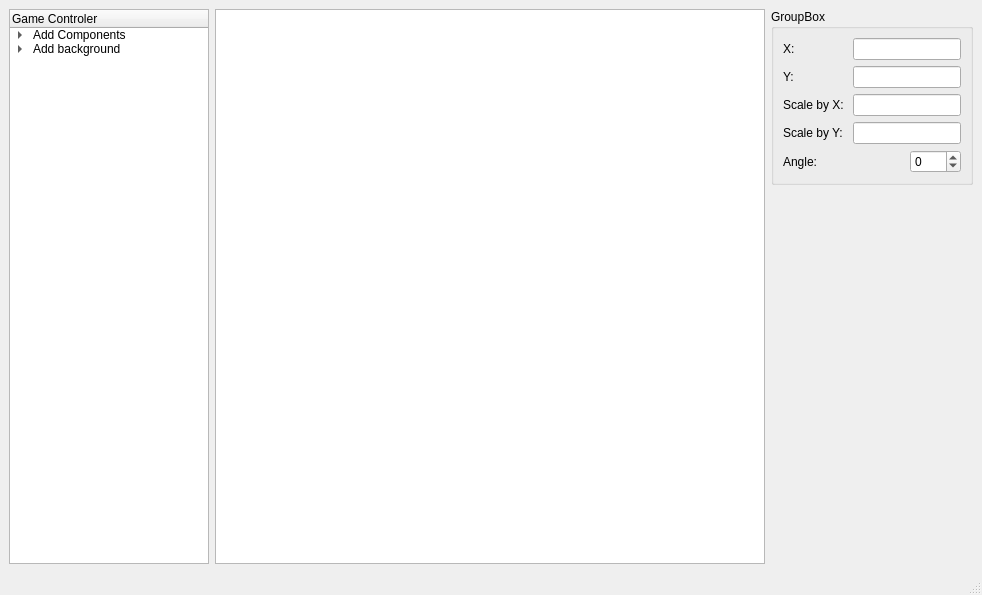
This is Engine/mainwindow.ui in StefanGolubovic/Qt-GameEngine as Qt 5 draws it before an edit. The edited form follows.
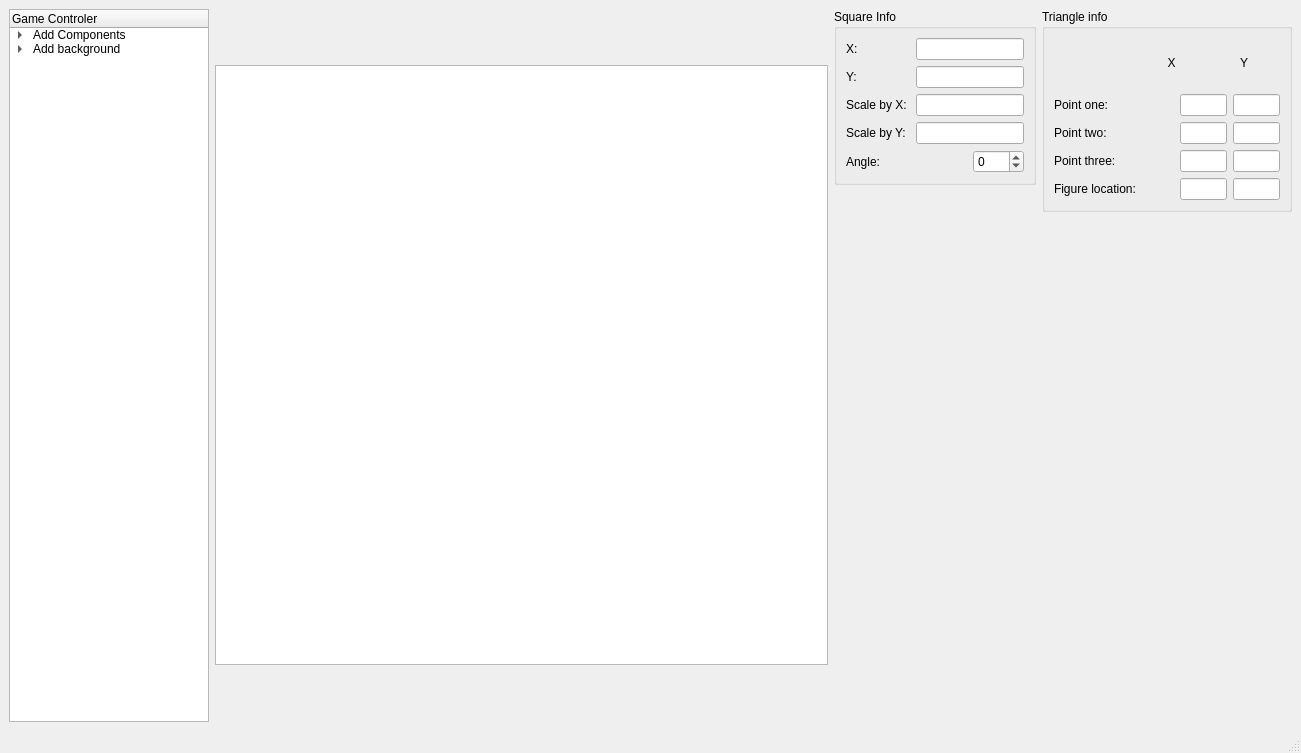
This is the edited form.

Commit message: Implemented Triangle class and geometric transformations over it

```diff
--- a/Engine/mainwindow.ui
+++ b/Engine/mainwindow.ui
@@ -6,15 +6,15 @@
    <rect>
     <x>0</x>
     <y>0</y>
-    <width>982</width>
-    <height>595</height>
+    <width>1301</width>
+    <height>753</height>
    </rect>
   </property>
   <property name="windowTitle">
    <string>MainWindow</string>
   </property>
   <widget class="QWidget" name="centralwidget">
-   <layout class="QHBoxLayout" name="horizontalLayout_6">
+   <layout class="QHBoxLayout" name="horizontalLayout_11">
     <item>
      <widget class="QTreeWidget" name="treeWidget">
       <property name="sizePolicy">
@@ -82,11 +82,11 @@
      </widget>
     </item>
     <item>
-     <layout class="QVBoxLayout" name="verticalLayout">
+     <layout class="QVBoxLayout" name="verticalLayout_3">
       <item>
-       <widget class="QGroupBox" name="groupBox">
+       <widget class="QGroupBox" name="groupBoxSquare">
         <property name="sizePolicy">
-         <sizepolicy hsizetype="Fixed" vsizetype="Preferred">
+         <sizepolicy hsizetype="Fixed" vsizetype="Fixed">
           <horstretch>0</horstretch>
           <verstretch>0</verstretch>
          </sizepolicy>
@@ -94,11 +94,11 @@
         <property name="maximumSize">
          <size>
           <width>250</width>
-          <height>16777215</height>
+          <height>210</height>
          </size>
         </property>
         <property name="title">
-         <string>GroupBox</string>
+         <string>Square Info</string>
         </property>
         <layout class="QVBoxLayout" name="verticalLayout_2">
          <item>
@@ -253,7 +253,204 @@
         <property name="sizeHint" stdset="0">
          <size>
           <width>20</width>
-          <height>40</height>
+          <height>378</height>
+         </size>
+        </property>
+       </spacer>
+      </item>
+     </layout>
+    </item>
+    <item>
+     <layout class="QVBoxLayout" name="verticalLayout_4">
+      <item>
+       <widget class="QGroupBox" name="groupBoxTriangle">
+        <property name="sizePolicy">
+         <sizepolicy hsizetype="Fixed" vsizetype="Fixed">
+          <horstretch>0</horstretch>
+          <verstretch>0</verstretch>
+         </sizepolicy>
+        </property>
+        <property name="maximumSize">
+         <size>
+          <width>250</width>
+          <height>250</height>
+         </size>
+        </property>
+        <property name="title">
+         <string>Triangle info</string>
+        </property>
+        <layout class="QVBoxLayout" name="verticalLayout">
+         <item>
+          <layout class="QHBoxLayout" name="horizontalLayout_9">
+           <property name="spacing">
+            <number>0</number>
+           </property>
+           <item>
+            <spacer name="horizontalSpacer">
+             <property name="orientation">
+              <enum>Qt::Horizontal</enum>
+             </property>
+             <property name="sizeType">
+              <enum>QSizePolicy::Fixed</enum>
+             </property>
+             <property name="sizeHint" stdset="0">
+              <size>
+               <width>81</width>
+               <height>17</height>
+              </size>
+             </property>
+            </spacer>
+           </item>
+           <item>
+            <widget class="QLabel" name="label_9">
+             <property name="minimumSize">
+              <size>
+               <width>70</width>
+               <height>50</height>
+              </size>
+             </property>
+             <property name="maximumSize">
+              <size>
+               <width>16777215</width>
+               <height>50</height>
+              </size>
+             </property>
+             <property name="text">
+              <string>X</string>
+             </property>
+             <property name="alignment">
+              <set>Qt::AlignCenter</set>
+             </property>
+            </widget>
+           </item>
+           <item>
+            <widget class="QLabel" name="label_10">
+             <property name="minimumSize">
+              <size>
+               <width>70</width>
+               <height>50</height>
+              </size>
+             </property>
+             <property name="maximumSize">
+              <size>
+               <width>16777215</width>
+               <height>50</height>
+              </size>
+             </property>
+             <property name="text">
+              <string>Y</string>
+             </property>
+             <property name="alignment">
+              <set>Qt::AlignCenter</set>
+             </property>
+            </widget>
+           </item>
+          </layout>
+         </item>
+         <item>
+          <layout class="QHBoxLayout" name="horizontalLayout_8">
+           <item>
+            <widget class="QLabel" name="label_5">
+             <property name="minimumSize">
+              <size>
+               <width>120</width>
+               <height>0</height>
+              </size>
+             </property>
+             <property name="text">
+              <string>Point one:</string>
+             </property>
+            </widget>
+           </item>
+           <item>
+            <widget class="QLineEdit" name="pOneLineX"/>
+           </item>
+           <item>
+            <widget class="QLineEdit" name="pOneLineY"/>
+           </item>
+          </layout>
+         </item>
+         <item>
+          <layout class="QHBoxLayout" name="horizontalLayout_7">
+           <item>
+            <widget class="QLabel" name="label_7">
+             <property name="minimumSize">
+              <size>
+               <width>120</width>
+               <height>0</height>
+              </size>
+             </property>
+             <property name="text">
+              <string>Point two: </string>
+             </property>
+            </widget>
+           </item>
+           <item>
+            <widget class="QLineEdit" name="pTwoLineX"/>
+           </item>
+           <item>
+            <widget class="QLineEdit" name="pTwoLineY"/>
+           </item>
+          </layout>
+         </item>
+         <item>
+          <layout class="QHBoxLayout" name="horizontalLayout_6">
+           <item>
+            <widget class="QLabel" name="label_8">
+             <property name="minimumSize">
+              <size>
+               <width>120</width>
+               <height>0</height>
+              </size>
+             </property>
+             <property name="text">
+              <string>Point three: </string>
+             </property>
+            </widget>
+           </item>
+           <item>
+            <widget class="QLineEdit" name="pThreeLineX"/>
+           </item>
+           <item>
+            <widget class="QLineEdit" name="pThreeLineY"/>
+           </item>
+          </layout>
+         </item>
+         <item>
+          <layout class="QHBoxLayout" name="horizontalLayout_10">
+           <item>
+            <widget class="QLabel" name="label_11">
+             <property name="minimumSize">
+              <size>
+               <width>120</width>
+               <height>0</height>
+              </size>
+             </property>
+             <property name="text">
+              <string>Figure location:</string>
+             </property>
+            </widget>
+           </item>
+           <item>
+            <widget class="QLineEdit" name="figureX"/>
+           </item>
+           <item>
+            <widget class="QLineEdit" name="figureY"/>
+           </item>
+          </layout>
+         </item>
+        </layout>
+       </widget>
+      </item>
+      <item>
+       <spacer name="verticalSpacer_2">
+        <property name="orientation">
+         <enum>Qt::Vertical</enum>
+        </property>
+        <property name="sizeHint" stdset="0">
+         <size>
+          <width>20</width>
+          <height>378</height>
          </size>
         </property>
        </spacer>
```
Left out of the diff: 2 changed lines with no effect on the pictures. The commit also changes 6 other files.
